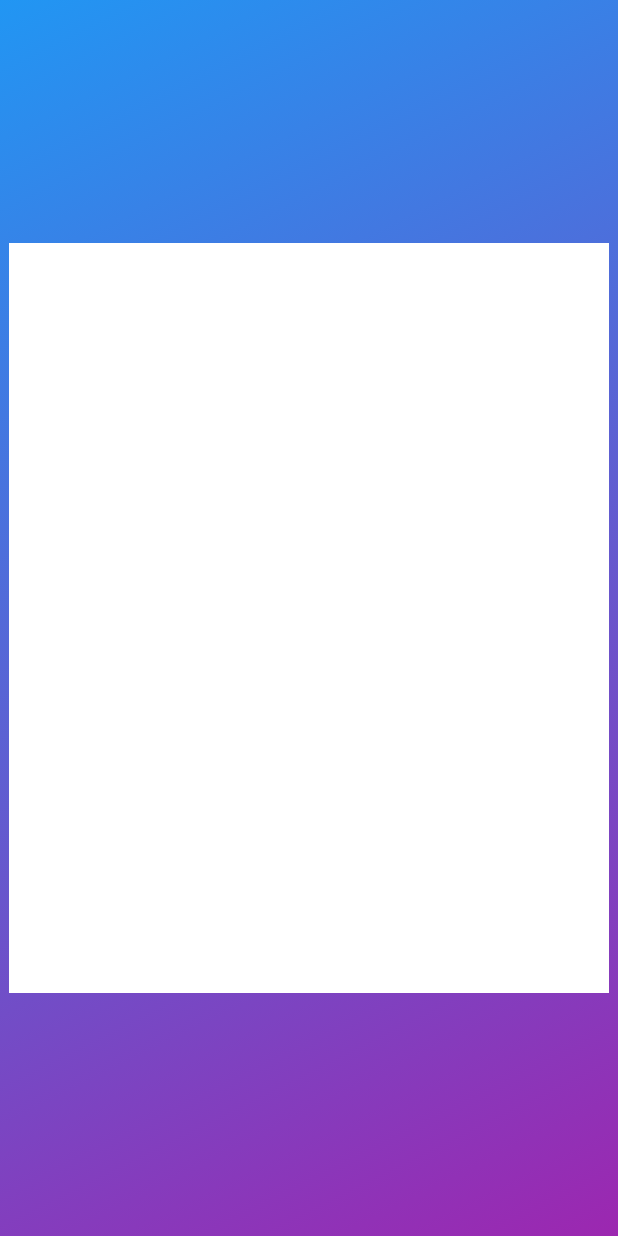
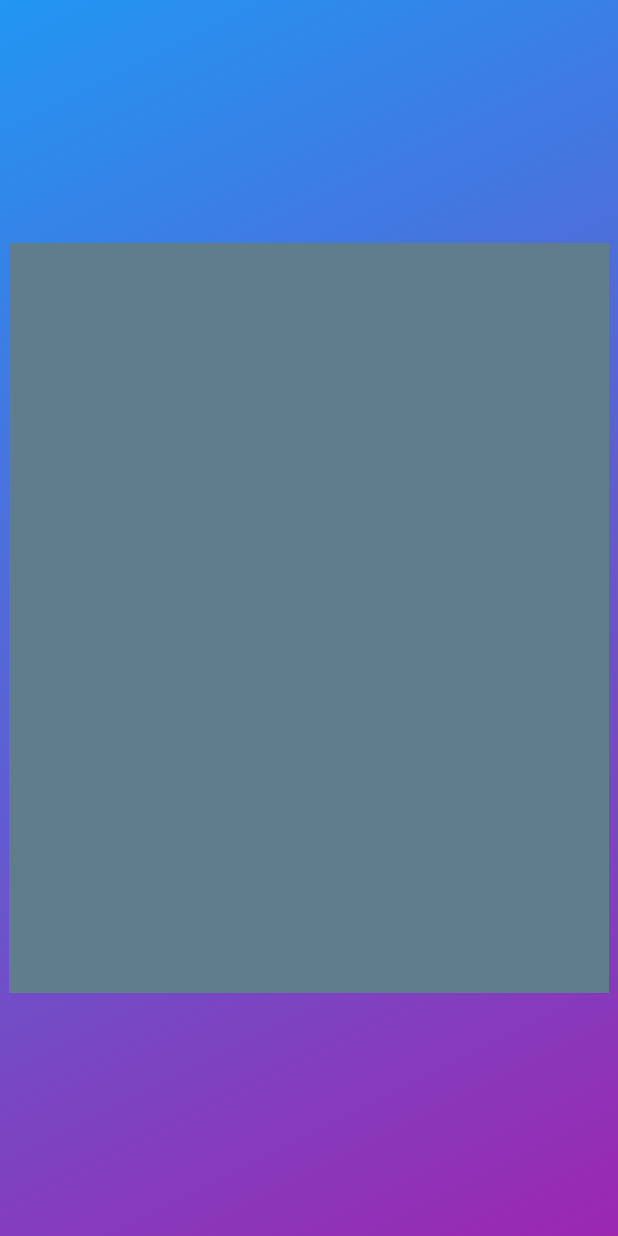
Before and after one commit to pcaliman2/Loginux, a Flutter app: the screen it shows after launch, on a phone screen of 412 x 824 dp. Run offline on Flutter 3.47's test engine with Material 3 defaults, Android fonts, the light colour scheme and no system bars.

Commit message:
Ventana_Gris

```diff
--- a/lib/main.dart
+++ b/lib/main.dart
@@ -22,9 +22,9 @@ class MyApp extends StatelessWidget {
             ),
           ),
 
-          // Aquí dentro va TU CONTENIDO
+          // Aqui Agregola ventana
           child: Center(
-            child: Container(width: 400, height: 500, color: Colors.white),
+            child: Container(width: 400, height: 500, color: Colors.blueGrey),
           ),
         ),
       ),
```
